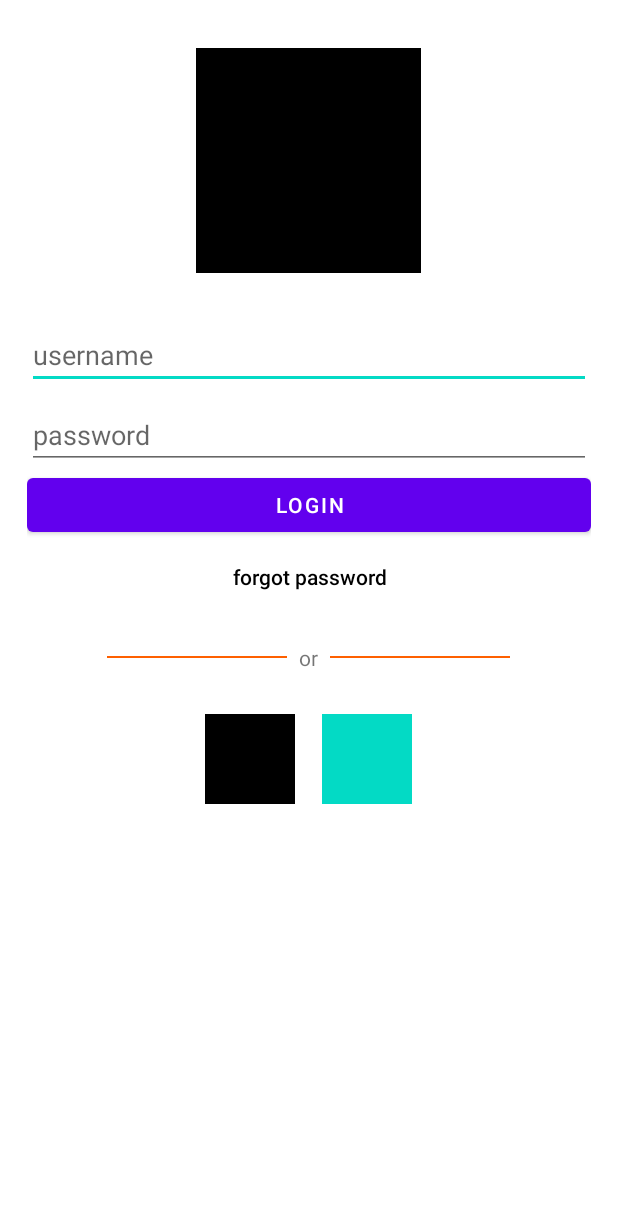
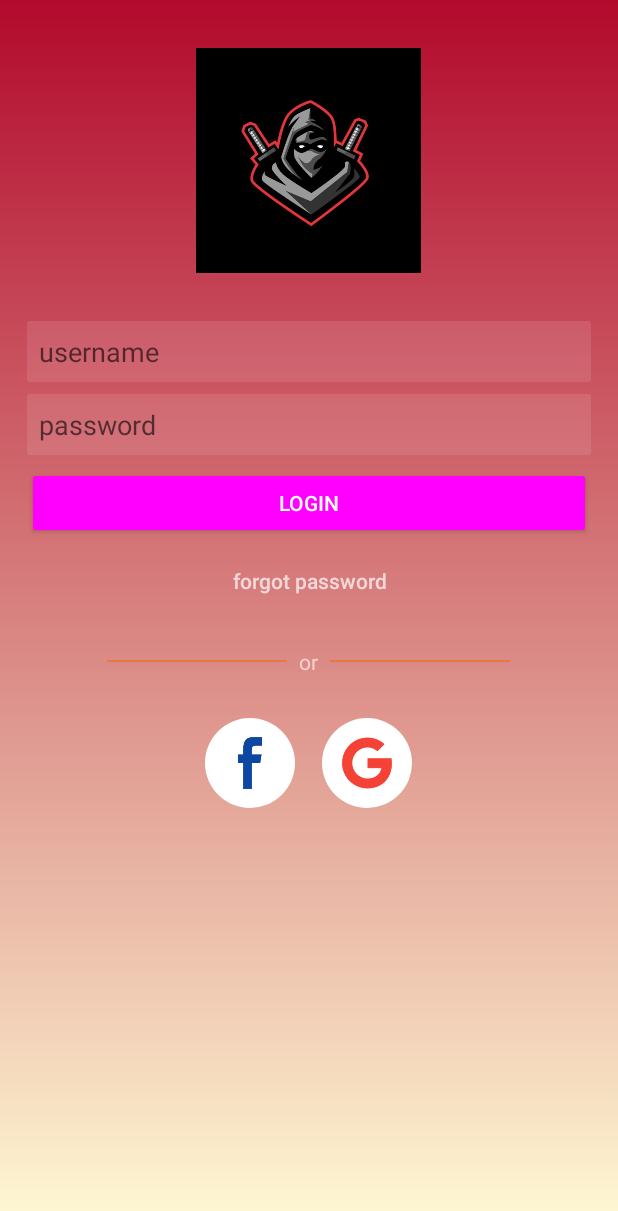
Before and after one commit to Moovanz/MyAndroid, an Android app: the layout activity_main.xml on its own in the app's theme, with its tools: preview values and no code run, on a phone screen of 412 x 824 dp. Shown: the top 1211 px of the screen. Run offline under Robolectric (Android 15) with nearby library versions, the phone set to English and light mode, and no system bars.

Commit message:
post_design

```diff
--- a/app/src/main/AndroidManifest.xml
+++ b/app/src/main/AndroidManifest.xml
@@ -10,7 +10,9 @@
         android:supportsRtl="true"
         android:theme="@style/Theme.MyAndroid">
         <!--activity = pages that user will see-->
-        <activity android:name=".MainActivity">
+        <activity
+            android:theme="@style/AppNoActionBar"
+            android:name=".MainActivity">
             <intent-filter>
                 <action android:name="android.intent.action.MAIN" />
 
--- /dev/null
+++ b/app/src/main/res/drawable/button_login_background.xml
@@ -0,0 +1,16 @@
+<?xml version="1.0" encoding="utf-8"?>
+<selector xmlns:android="http://schemas.android.com/apk/res/android">
+    <item android:state_pressed="true">
+        <shape>
+            <corners android:radius="2dp" />
+            <stroke android:width="2dp" android:color="#48FFFFFF" />
+            <solid android:color="@color/purple_700" />
+        </shape>
+    </item>
+    <item>
+        <shape>
+            <stroke android:width="2dp" android:color="#C1FFFFFF" />
+            <corners android:radius="2dp" />
+        </shape>
+    </item>
+</selector>
--- /dev/null
+++ b/app/src/main/res/drawable/circle_button_background.xml
@@ -0,0 +1,8 @@
+<?xml version="1.0" encoding="utf-8"?>
+<shape xmlns:android="http://schemas.android.com/apk/res/android"
+    android:shape="oval">
+    <solid android:color="@android:color/white" />
+    <size
+        android:width="120dp"
+        android:height="120dp" />
+</shape>
--- /dev/null
+++ b/app/src/main/res/drawable/login_background.xml
@@ -0,0 +1,7 @@
+<?xml version="1.0" encoding="utf-8"?>
+<shape xmlns:android="http://schemas.android.com/apk/res/android">
+    <gradient
+        android:angle="-135"
+        android:endColor="#fffbd5"
+        android:startColor="#b20a2c" />
+</shape>
--- /dev/null
+++ b/app/src/main/res/drawable/login_edittext_background.xml
@@ -0,0 +1,11 @@
+<?xml version="1.0" encoding="utf-8"?>
+<shape xmlns:android="http://schemas.android.com/apk/res/android">
+    <solid android:color="#1aFFFFFF" />
+    <corners android:radius="2dp" />
+    <padding android:bottom="8dp"
+        android:left="8dp"
+        android:right="8dp"
+        android:top="8dp"
+
+        />
+</shape>
--- a/app/src/main/res/layout/activity_main.xml
+++ b/app/src/main/res/layout/activity_main.xml
@@ -1,47 +1,69 @@
 <?xml version="1.0" encoding="utf-8"?>
-<LinearLayout xmlns:android="http://schemas.android.com/apk/res/android"
+
+<ScrollView xmlns:android="http://schemas.android.com/apk/res/android"
     xmlns:app="http://schemas.android.com/apk/res-auto"
     xmlns:tools="http://schemas.android.com/tools"
     android:layout_width="match_parent"
     android:layout_height="match_parent"
-    android:orientation="vertical"
     tools:context=".MainActivity"
+    android:background="@drawable/login_background"
+
+    >
+    <!-- command + option + l set page format-->
+
+    <LinearLayout
+        android:layout_width="match_parent"
+        android:layout_height="wrap_content"
         android:gravity="center_horizontal"
         android:paddingLeft="18dp"
         android:paddingRight="18dp"
+        android:orientation="vertical"
+        android:paddingBottom="120dp"
         >
-    <!-- command + option + l set page format-->
-
         <ImageView
             android:layout_marginTop="32dp"
             android:layout_width="150dp"
             android:layout_height="150dp"
-        android:src="@color/black"
+            android:src="@drawable/logo2"
             />
         <EditText
+            android:inputType="textEmailAddress"
             android:layout_marginTop="32dp"
             android:hint="username"
             android:layout_width="match_parent"
             android:layout_height="wrap_content"
+            android:background="@drawable/login_edittext_background"
+            android:textColor="#ffffff"
+
 
             />
         <EditText
+            android:inputType="textPassword"
             android:layout_marginTop="8dp"
             android:hint="password"
             android:layout_width="match_parent"
             android:layout_height="wrap_content"
+            android:background="@drawable/login_edittext_background"
+            android:textColor="#ffffff"
+
             />
-    <Button
+        <androidx.appcompat.widget.AppCompatButton
+            android:layout_marginTop="8dp"
             android:layout_width="match_parent"
             android:layout_height="wrap_content"
             android:text="login"
+            android:backgroundTint="@drawable/button_login_background"
+            android:textColor="#ffffff"
+
             />
         <Button
+            android:layout_marginTop="4dp"
             android:layout_width="match_parent"
             android:layout_height="wrap_content"
             android:text="forgot password"
+            android:textColor="#b3ffffff"
             style="@style/Widget.AppCompat.Button.Borderless"
-        android:textColor="@color/black"
+            android:backgroundTint='@android:color/transparent'
             android:textAllCaps="false"
             />
         <LinearLayout
@@ -52,7 +74,7 @@
             android:gravity="center_vertical"
             >
             <View
-            android:background="#fe6000"
+                android:background="#80FE6000"
                 android:layout_width="120dp"
                 android:layout_height="1dp"
 
@@ -62,9 +84,10 @@
                 android:layout_marginLeft="8dp"
                 android:layout_width="wrap_content"
                 android:layout_height="wrap_content"
+                android:textColor="#99FFFFFF"
                 android:text="or"/>
             <View
-            android:background="#fe6000"
+                android:background="#80FE6000"
                 android:layout_width="120dp"
                 android:layout_height="1dp"
                 />
@@ -79,20 +102,25 @@
 
             >
             <ImageView
+                android:background="@drawable/circle_button_background"
                 android:layout_width="60dp"
                 android:layout_height="60dp"
-           android:src="@color/black"
+                android:src="@drawable/facebook"
                 android:layout_marginRight="18dp"
-           />
+                app:tint="#0D47A1" />
             <ImageView
+                android:background="@drawable/circle_button_background"
                 android:layout_width="60dp"
                 android:layout_height="60dp"
-            android:src="@color/teal_200"
+                android:padding="9dp"
+                android:src="@drawable/google"
+                app:tint="#F44336"
                 />
+        </LinearLayout>
     </LinearLayout>
 
 
 
-</LinearLayout>
+</ScrollView>
 
     <!--mipmap folder user to store icon -->
--- a/app/src/main/res/values/themes.xml
+++ b/app/src/main/res/values/themes.xml
@@ -13,4 +13,17 @@
         <item name="android:statusBarColor" tools:targetApi="l">?attr/colorPrimaryVariant</item>
         <!-- Customize your theme here. -->
     </style>
+    <style name="AppNoActionBar" parent="Theme.MaterialComponents.DayNight.NoActionBar">
+        <!-- Primary brand color. -->
+        <item name="colorPrimary">@color/purple_500</item>
+        <item name="colorPrimaryVariant">@color/purple_700</item>
+        <item name="colorOnPrimary">@color/white</item>
+        <!-- Secondary brand color. -->
+        <item name="colorSecondary">@color/teal_200</item>
+        <item name="colorSecondaryVariant">@color/teal_700</item>
+        <item name="colorOnSecondary">@color/black</item>
+        <!-- Status bar color. -->
+        <item name="android:statusBarColor" tools:targetApi="l">?attr/colorPrimaryVariant</item>
+        <!-- Customize your theme here. -->
+    </style>
 </resources>
```
Also changed, not shown: app/src/main/res/drawable/facebook.png (added), app/src/main/res/drawable/google.png (added), app/src/main/res/drawable/logo.jpg (added), app/src/main/res/drawable/logo2.jpg (added), app/src/main/res/drawable/logo3.jpg (added). Lines whose indentation alone changed are shown as unchanged.
